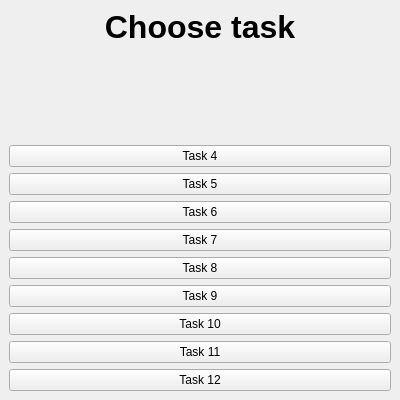
Before: the Qt Designer form mainwindow.ui in kiltonik/lab, drawn with Qt 5.
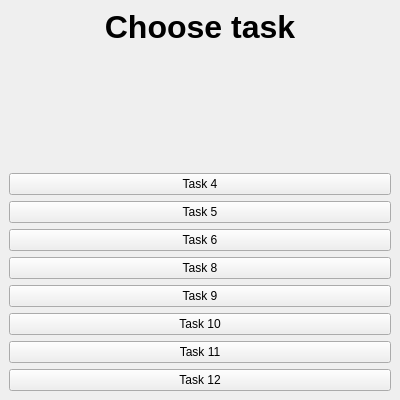
After: the same form once the commit is applied.

```diff
--- a/mainwindow.ui
+++ b/mainwindow.ui
@@ -88,13 +88,6 @@
         </property>
        </widget>
       </item>
-      <item>
-       <widget class="QPushButton" name="task_seventh">
-        <property name="text">
-         <string>Task 7</string>
-        </property>
-       </widget>
-      </item>
       <item>
        <widget class="QPushButton" name="task_eight">
         <property name="text">
```
